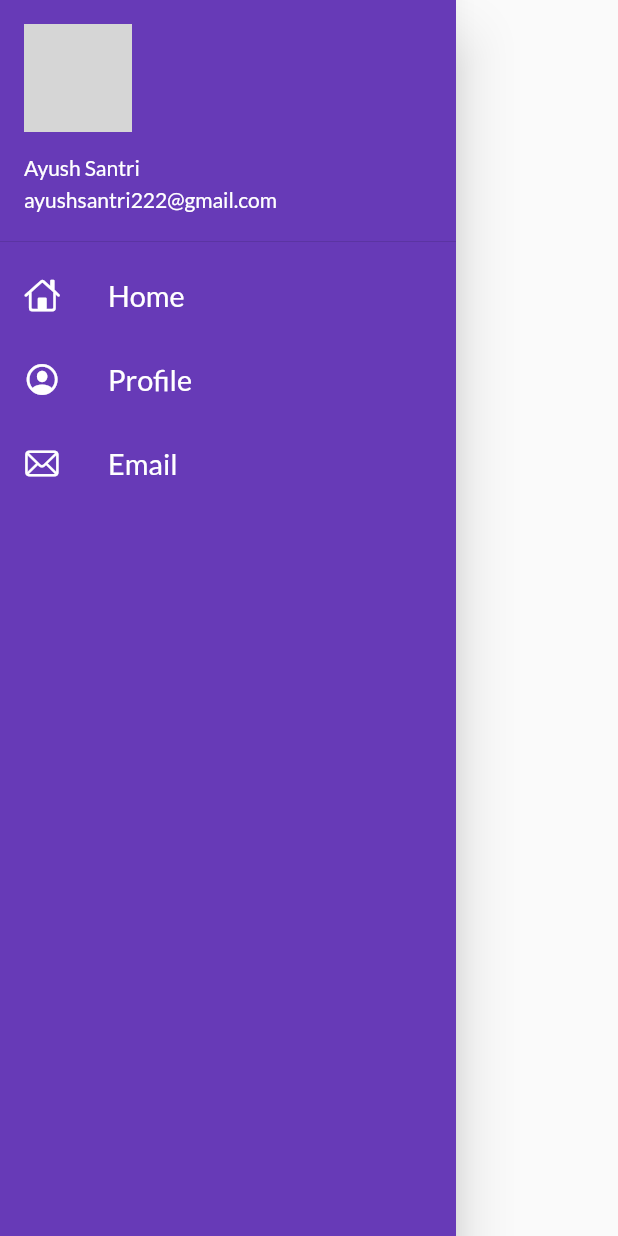
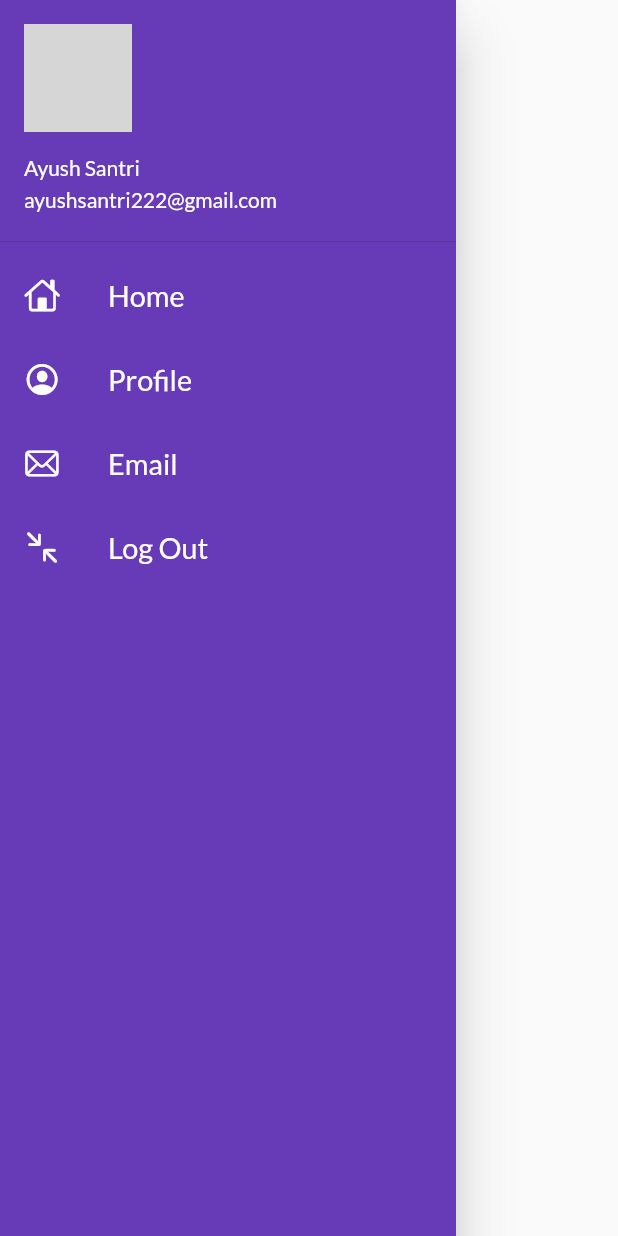
Before and after one commit to AyushSantri/E-Commerce_App, a Flutter app: the MyDrawer widget shown alone on an empty page, opened directly, on a phone screen of 412 x 824 dp. Run offline on Flutter 3.47's test engine with Material 2 defaults, Android fonts, the phone set to English and light mode, and no system bars; our stand-ins replace google_fonts; network calls fail; grey boxes are pictures that could not be loaded.

Commit message:
added another ListTile in  Drawer for log out

```diff
--- a/e-commerce/lib/widgets/drawer.dart
+++ b/e-commerce/lib/widgets/drawer.dart
@@ -1,3 +1,4 @@
+import 'package:chapter1/utils/routes.dart';
 import 'package:flutter/cupertino.dart';
 import 'package:flutter/material.dart';
 
@@ -56,6 +57,20 @@ class MyDrawer extends StatelessWidget {
                 style: TextStyle(color: Colors.white),
               ),
             ),
+            ListTile(
+              leading: const Icon(
+                CupertinoIcons.fullscreen_exit,
+                color: Colors.white,
+              ),
+              title: const Text(
+                'Log Out',
+                textScaleFactor: 1.2,
+                style: TextStyle(color: Colors.white),
+              ),
+              onTap: () {
+                Navigator.pushNamed(context, MyRoutes.loginRoute);
+              },
+            ),
           ],
         ),
       ),
```
